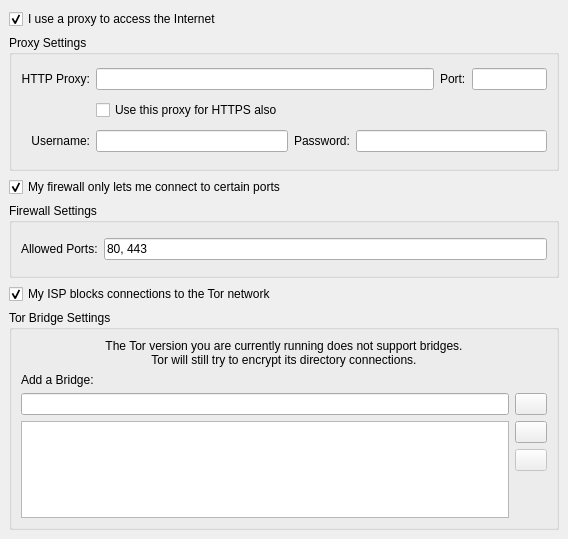
a-ilin/vidalia, file src/gui/config/networkpage.ui: the form before one commit.
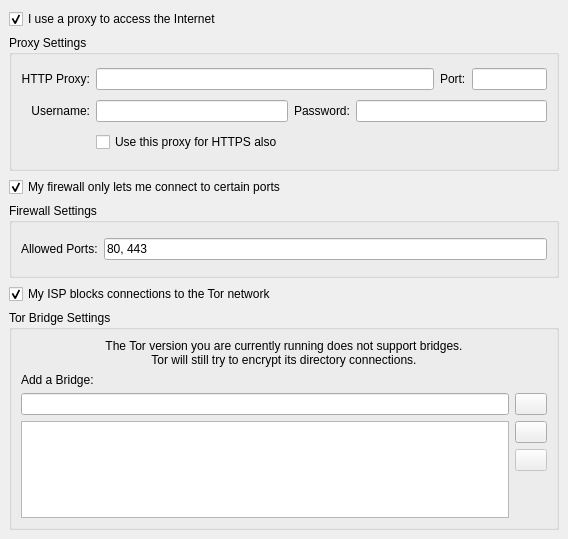
The form after the commit. Icons and pictures are not drawn.

Commit message:
r2191@lysithea:  edmanm | 2007-10-22 21:17:13 -0400  This layout for the proxy settings makes me less sad.
svn:r2066

```diff
--- a/src/gui/config/networkpage.ui
+++ b/src/gui/config/networkpage.ui
@@ -74,7 +74,7 @@
         </property>
        </widget>
       </item>
-      <item row="2" column="0" >
+      <item row="1" column="0" >
        <widget class="QLabel" name="lblHttpProxyUsername" >
         <property name="text" >
          <string>Username:</string>
@@ -84,14 +84,14 @@
         </property>
        </widget>
       </item>
-      <item row="1" column="1" colspan="3" >
+      <item row="2" column="1" colspan="3" >
        <widget class="QCheckBox" name="chkProxyUseHttps" >
         <property name="text" >
          <string>Use this proxy for HTTPS also</string>
         </property>
        </widget>
       </item>
-      <item row="2" column="1" colspan="4" >
+      <item row="1" column="1" colspan="4" >
        <layout class="QHBoxLayout" >
         <property name="margin" >
          <number>0</number>
```
